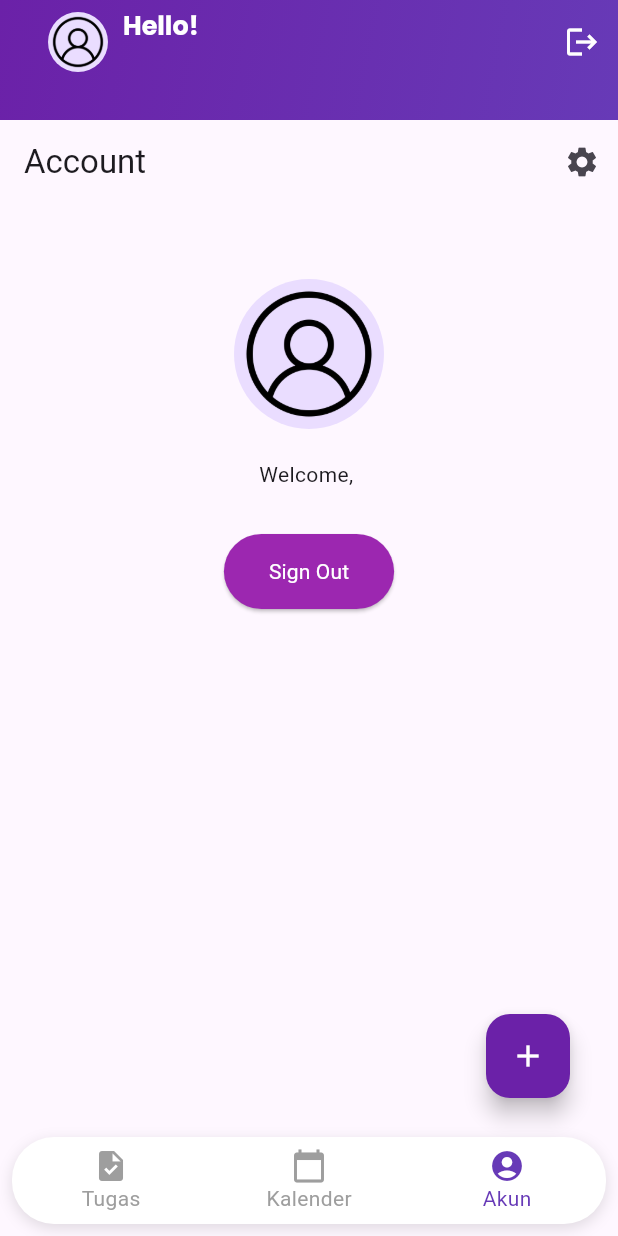
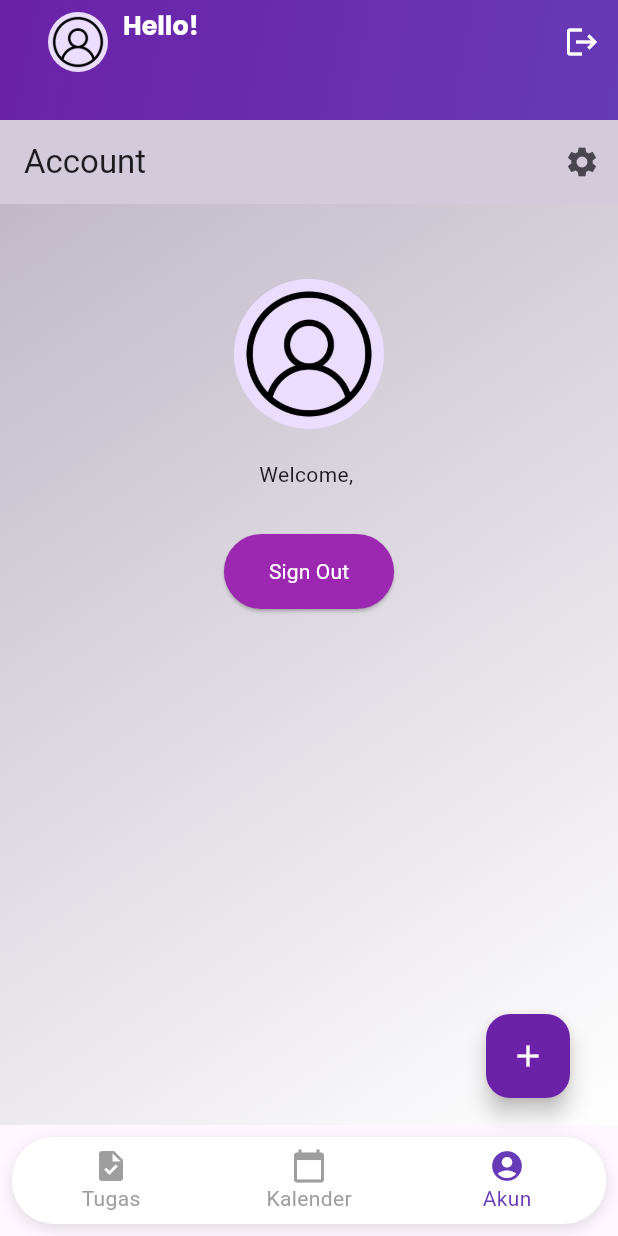
Before and after one commit to fauzizamhurdarmawan/mytodolist, a Flutter app: the screen it shows once a user with an empty profile is signed in, item 3 of the bottom bar chosen, on a phone screen of 412 x 824 dp. Run offline on Flutter 3.47's test engine with Material 3 defaults, Android fonts, the phone set to English and light mode, and no system bars; our stand-ins replace cloud_firestore, firebase_auth, firebase_core, flutter_local_notifications, flutter_svg, image_picker and 4 more; missing offline and left inert: encrypt; accounts and stored records are empty; network calls fail.

Commit message:
pengeditan desain

```diff
--- a/lib/screens/account_screen.dart
+++ b/lib/screens/account_screen.dart
@@ -135,6 +135,7 @@ class _AccountScreenState extends State<AccountScreen> {
     return Scaffold(
       appBar: AppBar(
         title: const Text('Account', style: TextStyle(fontFamily: 'Roboto')),
+        backgroundColor: const Color.fromARGB(255, 211, 203, 218),
         actions: [
           IconButton(
             icon: Icon(Icons.settings),
@@ -148,7 +149,18 @@ class _AccountScreenState extends State<AccountScreen> {
           ),
         ],
       ),
-      body: Center(
+      body: Container(
+        decoration: const BoxDecoration(
+          gradient: LinearGradient(
+            colors: [
+              Color.fromARGB(255, 193, 185, 200), // Warna gradien pertama
+              Colors.white, // Warna gradien kedua
+            ],
+            begin: Alignment.topLeft, // Gradien mulai dari kiri atas
+            end: Alignment.bottomRight, // Gradien berakhir di kanan bawah
+          ),
+        ),
+        child: Center(
           child: Column(
             mainAxisAlignment: MainAxisAlignment.start,
             children: [
@@ -257,12 +269,14 @@ class _AccountScreenState extends State<AccountScreen> {
                   'Sign Out',
                   style: TextStyle(
                       color: Colors.white,
-                    fontFamily: 'Roboto'), // Mengubah warna teks menjadi putih
+                      fontFamily:
+                          'Roboto'), // Mengubah warna teks menjadi putih
                 ),
               ),
             ],
           ),
         ),
+      ),
     );
   }
 }
```
Lines whose indentation alone changed are shown as unchanged.
